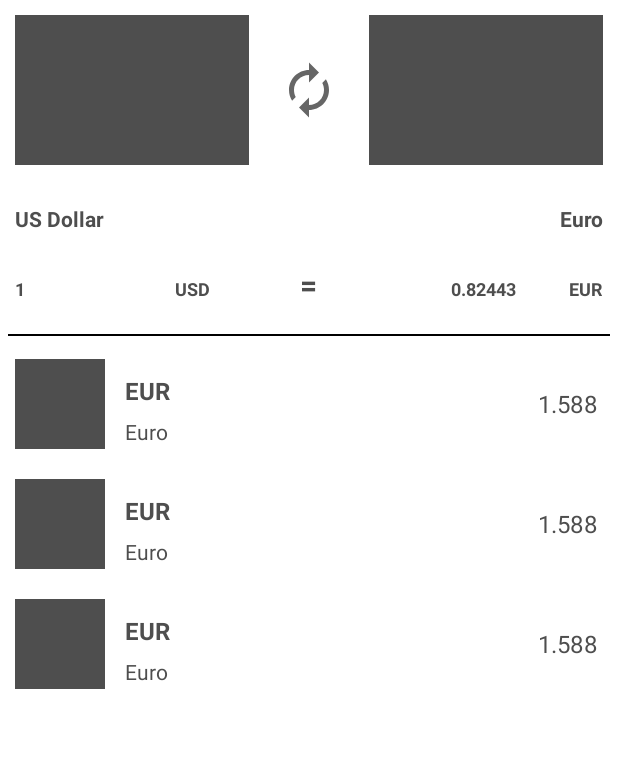
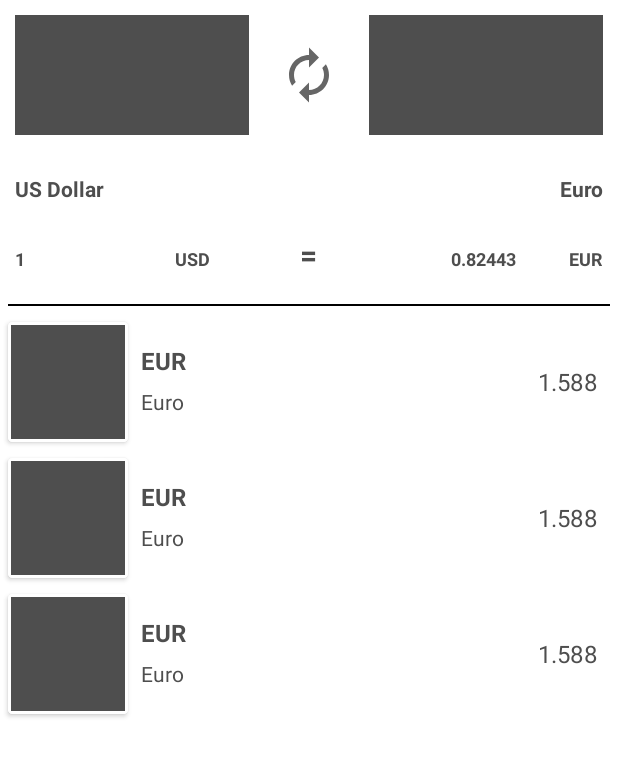
Before and after one commit to marwa-eltayeb/CurrencyExchange, an Android app: the layout activity_main.xml on its own in the app's theme, with its tools: preview values and no code run, on a phone screen of 412 x 824 dp. Shown: the top 757 px of the screen. Run offline under Robolectric (Android 15) with nearby library versions, the phone set to English and light mode, and no system bars; network calls fail.

Commit message:
Add CardView to Flags

```diff
--- a/app/src/main/res/layout/list_item_rates.xml
+++ b/app/src/main/res/layout/list_item_rates.xml
@@ -5,15 +5,27 @@
     android:layout_height="wrap_content"
     android:orientation="horizontal">
 
+    <androidx.cardview.widget.CardView
+        xmlns:card_view="http://schemas.android.com/apk/res-auto"
+        android:id="@+id/card_view"
+        android:layout_width="@dimen/main_flag_width"
+        android:layout_height="@dimen/main_flag_height"
+        card_view:cardCornerRadius="3dp"
+        card_view:cardElevation="2dp"
+        card_view:elevation="1dp"
+        android:layout_margin="5dp">
+
         <ImageView
             android:id="@+id/img_country_flag"
-        android:layout_width="@dimen/item_flag_width"
-        android:layout_height="@dimen/item_flag_height"
+            android:layout_width="match_parent"
+            android:layout_height="match_parent"
             android:padding="@dimen/item_flag_padding"
+            android:background="@color/white"
             android:adjustViewBounds="true"
             android:contentDescription="@string/currency_flag"
             android:scaleType="fitXY"
             android:src="@color/grey" />
+    </androidx.cardview.widget.CardView>
 
     <LinearLayout
         android:layout_width="wrap_content"
--- a/app/src/main/res/values/dimens.xml
+++ b/app/src/main/res/values/dimens.xml
@@ -2,7 +2,7 @@
 <resources>
     <dimen name="item_flag_height">80dp</dimen>
     <dimen name="item_flag_width">80dp</dimen>
-    <dimen name="item_flag_padding">10dp</dimen>
+    <dimen name="item_flag_padding">2dp</dimen>
     <dimen name="item_currencyCode_height">45dp</dimen>
     <dimen name="item_currencyCode_padding">3dp</dimen>
     <dimen name="item_currencyCode_textSize">16sp</dimen>
@@ -15,8 +15,8 @@
     <dimen name="item_marginTop">10dp</dimen>
 
     <dimen name="main_flag_padding">10dp</dimen>
-    <dimen name="main_flag_height">100dp</dimen>
-    <dimen name="main_flag_width">150dp</dimen>
+    <dimen name="main_flag_height">80dp</dimen>
+    <dimen name="main_flag_width">80dp</dimen>
     <dimen name="main_convert_height">60dp</dimen>
     <dimen name="main_convert_width">60dp</dimen>
     <dimen name="main_currencyCode_height">45dp</dimen>
```
Lines whose indentation alone changed are shown as unchanged.
